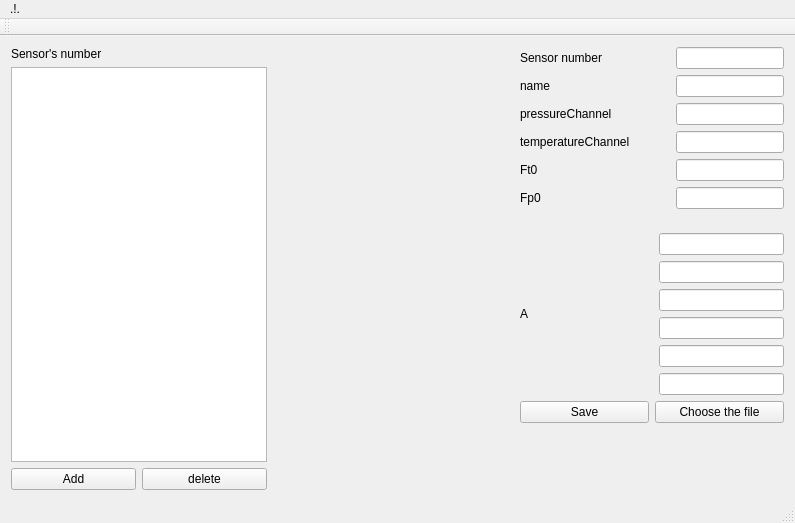
Qt form mainwindow.ui (AdelGiniyatullin/JsonSensorsTraining) before a commit.
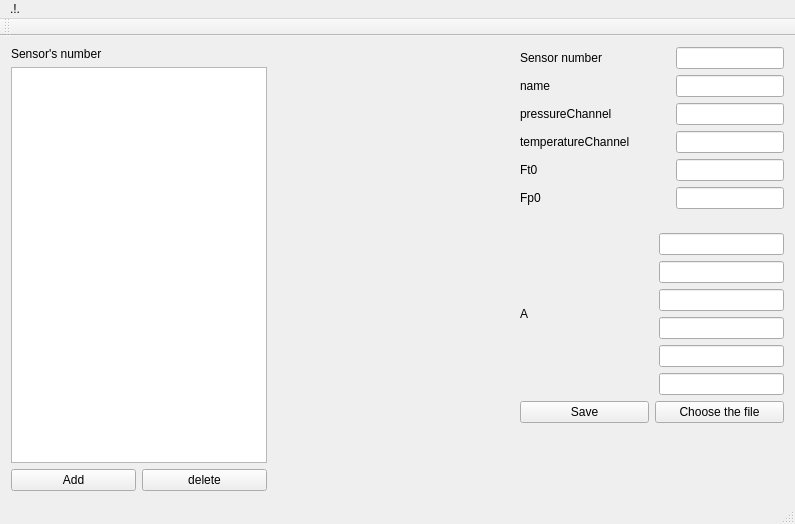
The same form after that commit.

Diff of the .ui file:
```diff
--- a/mainwindow.ui
+++ b/mainwindow.ui
@@ -7,7 +7,7 @@
     <x>0</x>
     <y>0</y>
     <width>795</width>
-    <height>523</height>
+    <height>524</height>
    </rect>
   </property>
   <property name="windowTitle">
```
Left out of the diff: 2 changed lines with no effect on the pictures.
